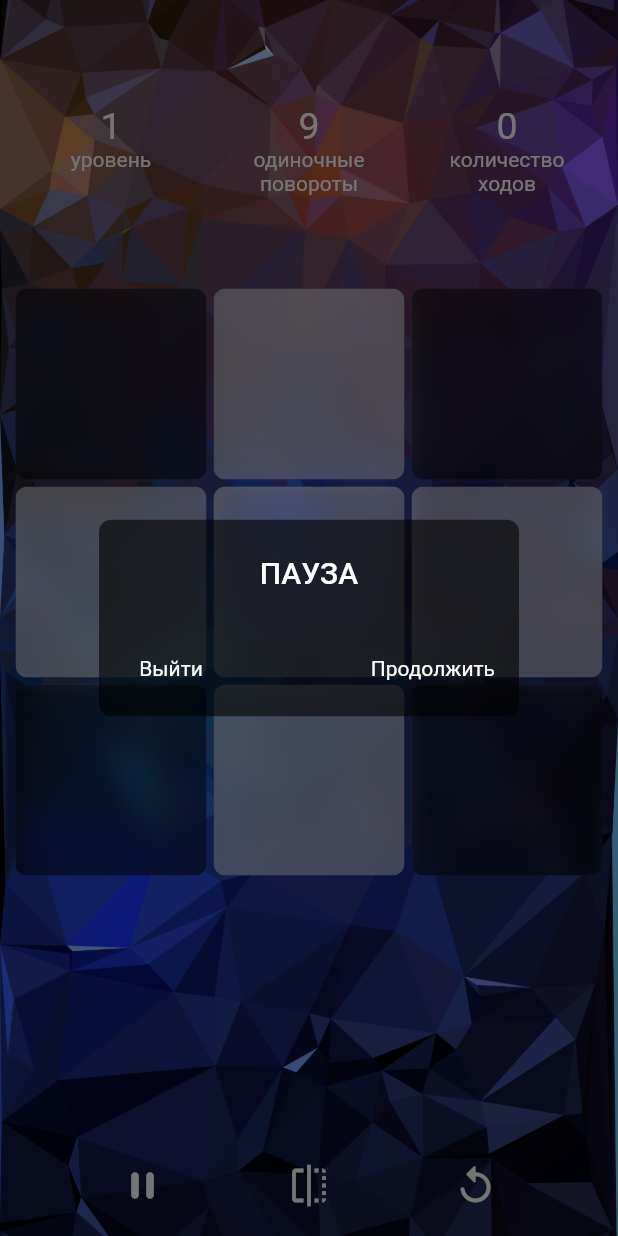
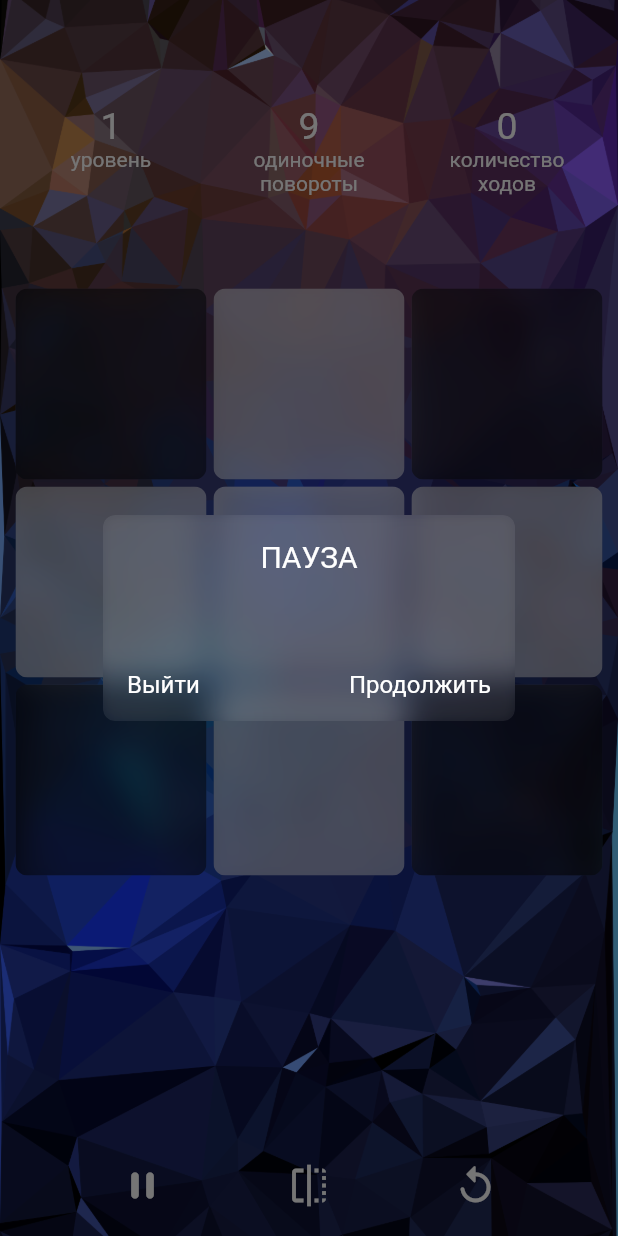
Before and after one commit to nukeolay/peaceit, a Flutter app: the LevelCompletedScreen screen opened by its route, after a tap on the "replay" icon, after a tap on the "pause" icon, on a phone screen of 412 x 824 dp. Run offline on Flutter 3.47's test engine with Material 2 defaults, Android fonts, the phone set to English and light mode, and no system bars; drawn by our look-alikes of flip_card; accounts and stored records are empty; Roboto replaces fonts that are missing (Montserrat).

Commit message:
edited decoration

```diff
--- a/lib/core/routes/routes.dart
+++ b/lib/core/routes/routes.dart
@@ -9,7 +9,7 @@ class Routes {
   static const String game = '/game-screen';
   static const String test = '/test-screen';
   static const String levelCompleted = '/level-completed-screen';
-  static const String select_level_menu = '/select-level-menu-screen';
+  static const String selectLevelMenu = '/select-level-menu-screen';
 
   static Route<dynamic> onGenerateRoute(RouteSettings settings) {
     return MaterialPageRoute(
@@ -22,7 +22,7 @@ class Routes {
             return const GameScreen();
           case levelCompleted:
             return const LevelCompletedScreen();
-          case select_level_menu:
+          case selectLevelMenu:
             return const SelectLevelMenuScreen();
           default:
             return const HomeScreen();
--- a/lib/features/game/screens/level_completed_screen.dart
+++ b/lib/features/game/screens/level_completed_screen.dart
@@ -14,7 +14,6 @@ class LevelCompletedScreen extends StatelessWidget {
   Widget build(BuildContext context) {
     Game game = context.read<Game>();
     GameField gameField = game.gameField;
-    int currentLevel = game.currentLevelNumber;
     int movesNumber = gameField.movesNumber;
     int rating = game.rating();
     return Scaffold(
--- a/lib/features/game/widgets/bottom_buttons.dart
+++ b/lib/features/game/widgets/bottom_buttons.dart
@@ -1,3 +1,5 @@
+import 'dart:ui';
+
 import 'package:flutter/material.dart';
 import 'package:flutter/services.dart';
 import 'package:makeitdark/core/models/app_theme.dart';
@@ -22,37 +24,66 @@ class _BottomButtonsState extends State<BottomButtons> {
   }
 
   void _showPauseDialog() {
+    double width = MediaQuery.of(context).size.width;
     showDialog(
       context: context,
-      builder: (ctx) => AlertDialog(
-        backgroundColor: context.read<AppTheme>().background.withOpacity(0.6),
-        shape: RoundedRectangleBorder(
+      builder: (ctx) => Align(
+        alignment: Alignment.center,
+        child: ClipRRect(
+          borderRadius: BorderRadius.circular(8.0),
+          child: BackdropFilter(
+            filter: ImageFilter.blur(sigmaX: 10.0, sigmaY: 10.0),
+            child: Container(
+              height: width / 3,
+              width: width / 1.5,
+              decoration: BoxDecoration(
+                color: context.read<AppTheme>().cardBack.withOpacity(0.05),
+                boxShadow: [
+                  BoxShadow(
+                    color: context.read<AppTheme>().cardBack.withOpacity(0.05),
+                    blurRadius: 6.0,
+                  ),
+                ],
                 borderRadius: BorderRadius.circular(8.0),
               ),
-        title: Text(
+              child: Column(
+                mainAxisAlignment: MainAxisAlignment.spaceBetween,
+                children: [
+                  Padding(
+                    padding: const EdgeInsets.all(16.0),
+                    child: Text(
                       'ПАУЗА',
                       textAlign: TextAlign.center,
-          style: TextStyle(color: context.read<AppTheme>().buttonTextColor),
+                      style: TextStyle(
+                        fontSize: 20,
+                        color: context.read<AppTheme>().buttonTextColor,
                       ),
-        elevation: 0,
-        actionsAlignment: MainAxisAlignment.spaceBetween,
-        actions: [
+                    ),
+                  ),
+                  Row(
+                    mainAxisAlignment: MainAxisAlignment.spaceBetween,
+                    crossAxisAlignment: CrossAxisAlignment.end,
+                    children: [
                       Padding(
                         padding: const EdgeInsets.symmetric(horizontal: 8.0),
                         child: TextButton(
                           onPressed: () {
                             HapticFeedback.heavyImpact();
-                Navigator.of(context).pushReplacementNamed(Routes.home);
+                            Navigator.of(context)
+                                .pushReplacementNamed(Routes.home);
                           },
                           child: Text(
                             'Выйти',
                             style: TextStyle(
+                              fontSize: 16,
                               color: context.read<AppTheme>().buttonTextColor,
                             ),
                           ),
                         ),
                       ),
-          TextButton(
+                      Padding(
+                        padding: const EdgeInsets.symmetric(horizontal: 8.0),
+                        child: TextButton(
                           onPressed: () {
                             HapticFeedback.heavyImpact();
                             Navigator.of(ctx).pop();
@@ -60,11 +91,19 @@ class _BottomButtonsState extends State<BottomButtons> {
                           child: Text(
                             'Продолжить',
                             style: TextStyle(
+                              fontSize: 16,
                               color: context.read<AppTheme>().buttonTextColor,
                             ),
                           ),
                         ),
+                      ),
                     ],
+                  )
+                ],
+              ),
+            ),
+          ),
+        ),
       ),
     );
   }
--- a/lib/features/game/widgets/cell_widget.dart
+++ b/lib/features/game/widgets/cell_widget.dart
@@ -104,6 +104,12 @@ class _CellWidgetState extends State<CellWidget> {
             color: _isBlack
                 ? context.read<AppTheme>().cardFront.withOpacity(0.5)
                 : context.read<AppTheme>().cardBack.withOpacity(0.5),
+            boxShadow: [
+              BoxShadow(
+                color: context.read<AppTheme>().cardBack.withOpacity(0.05),
+                blurRadius: 6.0,
+              ),
+            ],
           ),
         ),
       ),
```
Also changed, not shown: lib/features/select_level_menu/widgets/menu_level_card.dart (+10 -0 lines), lib/screens/home_screen.dart (+27 -6 lines). Lines whose indentation alone changed are shown as unchanged.
